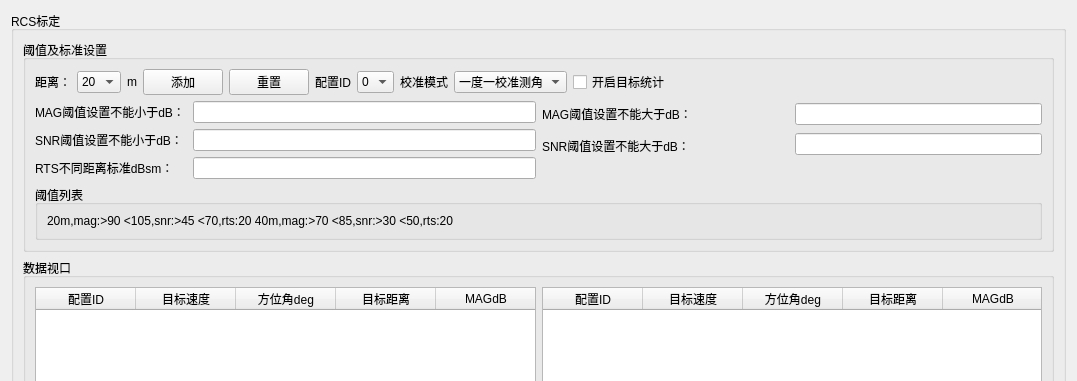
Above: eol_calibration_window/eol_calibration_window.ui from aron566/EOL_CAN_Tool before the change; both pictures show x 0 to 1077 and y 0 to 381 of the 1077 by 740 pixel window. Below: the same form after it.
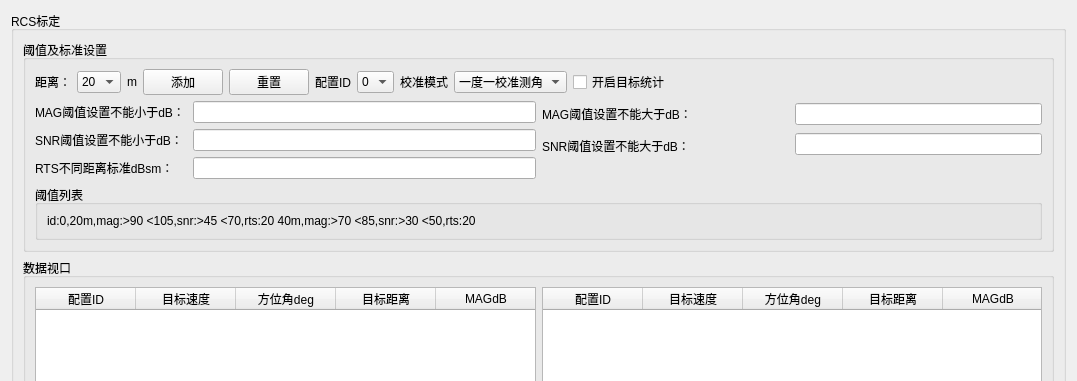
That is the form after the change.

The edit to the form file:
```diff
--- a/eol_calibration_window/eol_calibration_window.ui
+++ b/eol_calibration_window/eol_calibration_window.ui
@@ -267,7 +267,7 @@
             <item row="0" column="0">
              <widget class="QLabel" name="threshold_list_label">
               <property name="text">
-               <string>20m,mag:&gt;90 &lt;105,snr:&gt;45 &lt;70,rts:20 40m,mag:&gt;70 &lt;85,snr:&gt;30 &lt;50,rts:20</string>
+               <string>id:0,20m,mag:&gt;90 &lt;105,snr:&gt;45 &lt;70,rts:20 40m,mag:&gt;70 &lt;85,snr:&gt;30 &lt;50,rts:20</string>
               </property>
              </widget>
             </item>
```
Left out of the diff: 5 changed lines with no effect on the pictures.
